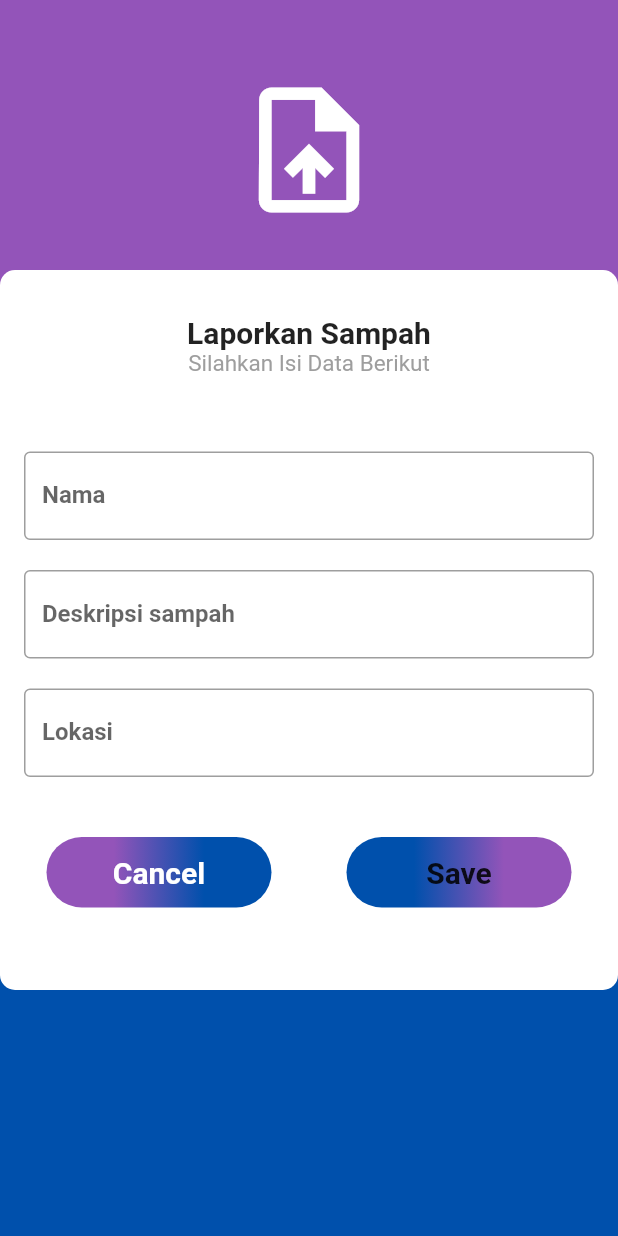
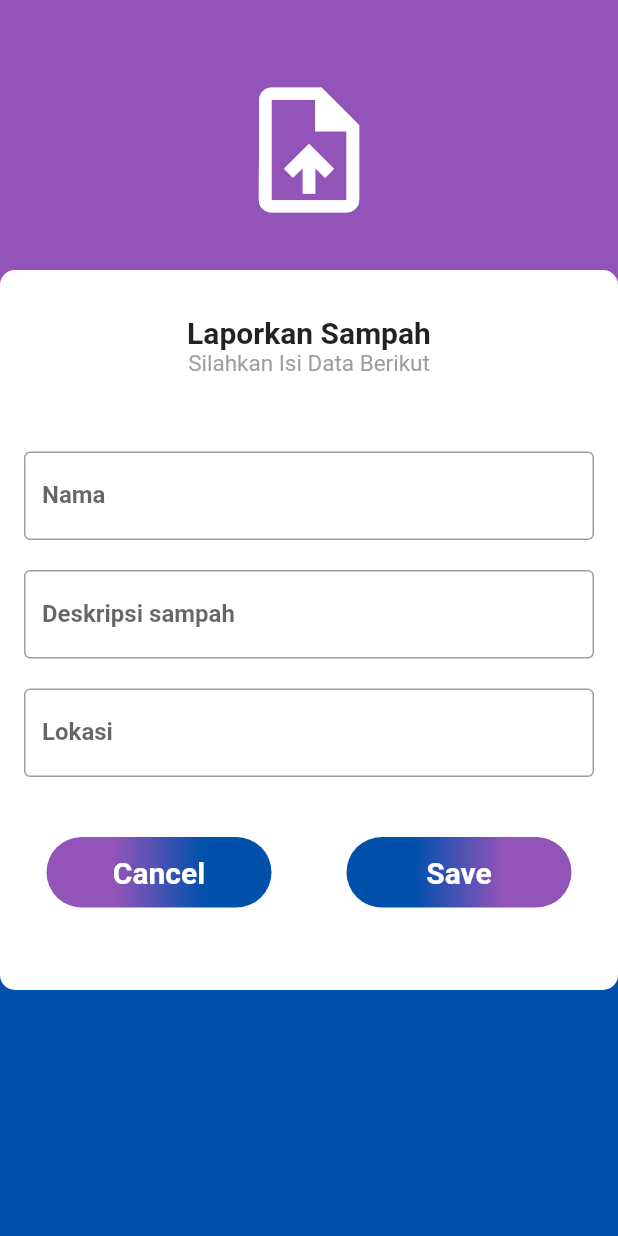
Before and after one commit to ahmadmm01/tc1019-finalproject2023-master, a Flutter app: the FormPageView screen opened by its route, on a phone screen of 412 x 824 dp. Run offline on Flutter 3.47's test engine with Material 2 defaults, Android fonts, the phone set to English and light mode, and no system bars; our stand-ins replace flutter_swiper_null_safety, get, hive_flutter; missing offline and left inert: firedart; accounts and stored records are empty.

Commit message:
fix error

```diff
--- a/lib/app/modules/form_page/views/form_page_view.dart
+++ b/lib/app/modules/form_page/views/form_page_view.dart
@@ -21,21 +21,21 @@ class FormPageView extends GetView<FormPageController> {
               colors: [gradientStartColor, gradientEndColor],
               begin: Alignment.bottomCenter,
               end: Alignment.topCenter,
-              stops: [0.3, 0.7],
+              stops: const [0.3, 0.7],
             ),
           ),
           child: Column(
             crossAxisAlignment: CrossAxisAlignment.center,
             children: [
-              SizedBox(
+              const SizedBox(
                 height: 50,
               ),
-              Icon(
+              const Icon(
                 Icons.upload_file_outlined,
                 size: 100,
                 color: Colors.white,
               ),
-              SizedBox(
+              const SizedBox(
                 height: 30,
               ),
               Container(
@@ -48,21 +48,21 @@ class FormPageView extends GetView<FormPageController> {
                 child: Column(
                   crossAxisAlignment: CrossAxisAlignment.center,
                   children: [
-                    SizedBox(
+                    const SizedBox(
                       height: 30,
                     ),
-                    Text(
+                    const Text(
                       "Laporkan Sampah",
                       style: TextStyle(fontSize: 20, fontWeight: FontWeight.bold),
                     ),
-                    Text(
+                    const Text(
                       "Silahkan Isi Data Berikut",
                       style: TextStyle(fontSize: 15, color: Colors.grey),
                     ),
-                    SizedBox(
+                    const SizedBox(
                       height: 40,
                     ),
-                    Container(
+                    SizedBox(
                       width: 400,
                       child: Form(
                         key: controller.loginFormKey,
@@ -72,12 +72,12 @@ class FormPageView extends GetView<FormPageController> {
                               padding: const EdgeInsets.all(10.0),
                               child: TextFormField(
                                 controller: controller.namaC,
-                                style: TextStyle(
+                                style: const TextStyle(
                                     fontSize: 16.0,
                                     color: Colors.black,
                                     fontWeight: FontWeight.w600),
-                                decoration: InputDecoration(
-                                  label: const Text('Nama'),
+                                decoration: const InputDecoration(
+                                  label: Text('Nama'),
                                   hintText: 'Isi Namamu',
                                   border: OutlineInputBorder(),
                                 ),
@@ -95,12 +95,12 @@ class FormPageView extends GetView<FormPageController> {
                               padding: const EdgeInsets.all(10.0),
                               child: TextFormField(
                                 controller: controller.descC,
-                                style: TextStyle(
+                                style: const TextStyle(
                                     fontSize: 16.0,
                                     color: Colors.black,
                                     fontWeight: FontWeight.w600),
-                                decoration: InputDecoration(
-                                  label: const Text('Deskripsi sampah'),
+                                decoration: const InputDecoration(
+                                  label: Text('Deskripsi sampah'),
                                   hintText: 'Isi Deskripsi',
                                   border: OutlineInputBorder(),
                                 ),
@@ -118,12 +118,12 @@ class FormPageView extends GetView<FormPageController> {
                               padding: const EdgeInsets.all(10.0),
                               child: TextFormField(
                                 controller: controller.lokasiC,
-                                style: TextStyle(
+                                style: const TextStyle(
                                     fontSize: 16.0,
                                     color: Colors.black,
                                     fontWeight: FontWeight.w600),
-                                decoration: InputDecoration(
-                                  label: const Text('Lokasi'),
+                                decoration: const InputDecoration(
+                                  label: Text('Lokasi'),
                                   hintText: 'Isi Lokasi sampah',
                                   border: OutlineInputBorder(),
                                 ),
@@ -137,7 +137,7 @@ class FormPageView extends GetView<FormPageController> {
                                 },
                               ),
                             ),
-                            SizedBox(height: 30,),
+                            const SizedBox(height: 30,),
                             Row(
                               mainAxisAlignment: MainAxisAlignment.spaceAround,
                               children: [
@@ -154,10 +154,10 @@ class FormPageView extends GetView<FormPageController> {
                                         ],
                                         begin: Alignment.centerRight,
                                         end: Alignment.centerLeft,
-                                        stops: [0.3, 0.7],
+                                        stops: const [0.3, 0.7],
                                       ),
                                     ),
-                                    child: Padding(
+                                    child: const Padding(
                                       padding: EdgeInsets.all(12.0),
                                       child: Text(
                                         "Cancel",
@@ -185,17 +185,17 @@ class FormPageView extends GetView<FormPageController> {
                                         ],
                                         begin: Alignment.centerLeft,
                                         end: Alignment.centerRight,
-                                        stops: [0.3, 0.7],
+                                        stops: const [0.3, 0.7],
                                       ),
                                     ),
-                                    child: Padding(
+                                    child: const Padding(
                                       padding: EdgeInsets.all(12.0),
                                       child: Text(
                                         "Save",
                                         style: TextStyle(
                                             fontSize: 20,
                                             fontWeight: FontWeight.bold,
-                                            color: Colors white),
+                                            color: Colors.white),
                                       ),
                                     ),
                                   ),
--- a/lib/app/modules/login_page/controllers/login_page_controller.dart
+++ b/lib/app/modules/login_page/controllers/login_page_controller.dart
@@ -25,7 +25,7 @@ class LoginPageController extends GetxController {
           ),
         );
       } else if (e.toString() == "AuthException: INVALID_PASSWORD") {
-        Get.showsnackbar(
+        Get.showSnackbar(
           const GetSnackBar(
             title: "Kesalahan Login",
             message: "Password salah",
```
